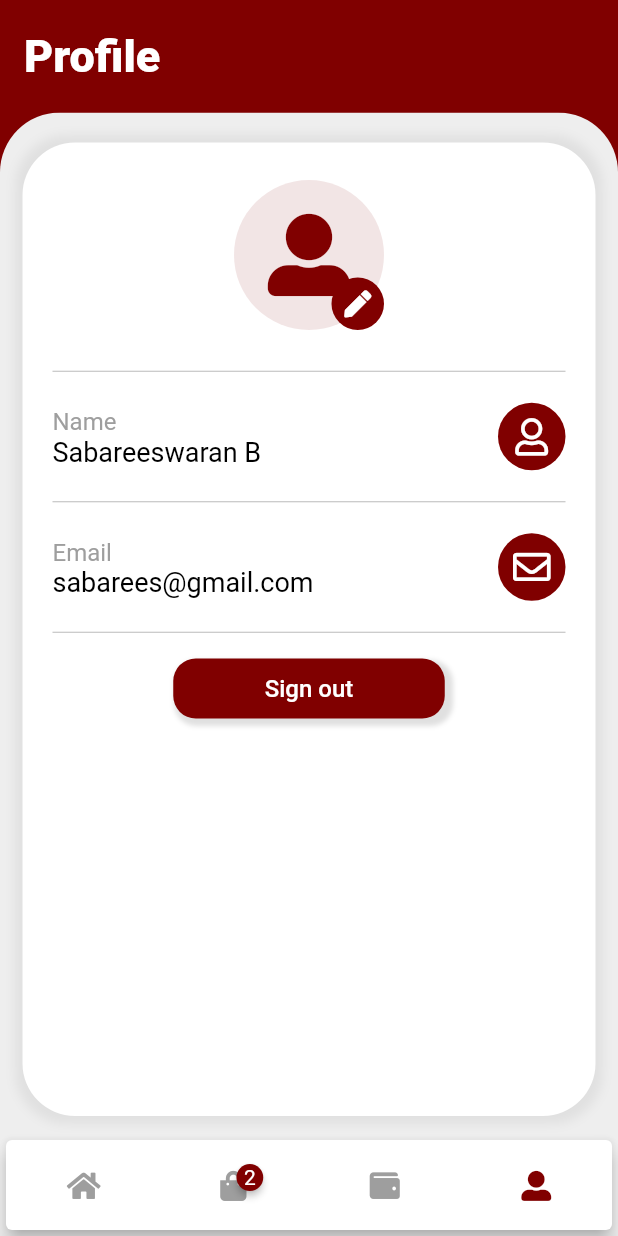
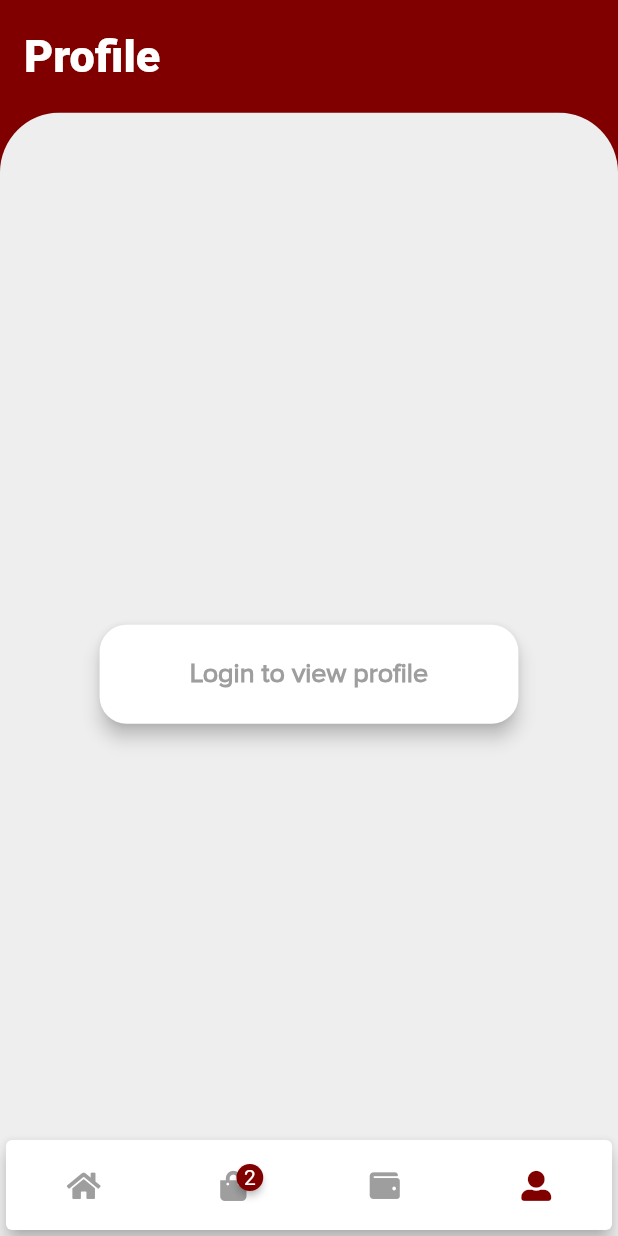
Before and after one commit to Bharath-M1/foodie, a Flutter app: the screen it shows after launch, item 4 of the bottom bar chosen, on a phone screen of 412 x 824 dp. Run offline on Flutter 3.47's test engine with Material 2 defaults, Android fonts, the phone set to English and light mode, and no system bars; drawn by our look-alikes of badges; our stand-ins replace cached_network_image, fluttertoast, font_awesome_flutter, form_field_validator, shared_preferences; network calls fail.

Commit message:
profile guest user conditions

```diff
--- a/mobile/lib/screens/Profile.dart
+++ b/mobile/lib/screens/Profile.dart
@@ -3,7 +3,11 @@ import 'dart:async';
 import 'package:cached_network_image/cached_network_image.dart';
 import 'package:flutter/material.dart';
 import 'package:font_awesome_flutter/font_awesome_flutter.dart';
+import 'package:foodie/screens/BottomNavBar.dart';
 import 'package:foodie/utils/const.dart';
+import 'package:foodie/utils/storage_manager.dart';
+
+import 'Login.dart';
 // import 'package:intl/intl.dart';
 
 class ProfileScreen extends StatefulWidget {
@@ -15,11 +19,16 @@ class ProfileScreen extends StatefulWidget {
 
 class _ProfileScreenState extends State<ProfileScreen> {
   late Future<Map<String, dynamic>> userData;
-
+  String? isLogin;
   @override
   void initState() {
+    isLogedin();
     super.initState();
     userData = getUser();
+  }
+
+  isLogedin() async {
+    isLogin = await StorageManager.readData('token');
   }
 
   Future<Map<String, dynamic>> getUser() async {
@@ -95,7 +104,47 @@ class _ProfileScreenState extends State<ProfileScreen> {
                   topLeft: Radius.circular(40),
                   topRight: Radius.circular(40),
                 ),
+                child: isLogin == null
+                    ? Center(
+                        child: ElevatedButton(
+                          style: ButtonStyle(
+                            backgroundColor: MaterialStateColor.resolveWith(
+                                (states) => solidWhite),
+                            elevation: MaterialStateProperty.resolveWith(
+                                (states) => 5.0),
+                            shape: MaterialStateProperty.all<
+                                RoundedRectangleBorder>(
+                              RoundedRectangleBorder(
+                                borderRadius: BorderRadius.circular(18.0),
+                              ),
+                            ),
+                          ),
+                          onPressed: () {
+                            Navigator.of(context).pushAndRemoveUntil(
+                              MaterialPageRoute(
+                                builder: (builder) => LoginPage(),
+                              ),
+                              (route) => false,
+                            );
+                          },
                           child: Container(
+                            alignment: Alignment.center,
+                            height: MediaQuery.of(context).size.height * 0.08,
+                            width: MediaQuery.of(context).size.width * 0.6,
+                            padding: EdgeInsets.all(10),
+                            child: Text(
+                              "Login to view profile",
+                              style: TextStyle(
+                                color: solidGrey,
+                                fontSize: 18,
+                                fontWeight: FontWeight.bold,
+                                fontFamily: "proximanova",
+                              ),
+                            ),
+                          ),
+                        ),
+                      )
+                    : Container(
                         // height: MediaQuery.of(context).size.height * 0.72,
                         width: MediaQuery.of(context).size.width,
                         margin: EdgeInsets.fromLTRB(15, 20, 15, 80),
@@ -110,7 +159,8 @@ class _ProfileScreenState extends State<ProfileScreen> {
                               )
                             ]),
                         child: SingleChildScrollView(
-                    padding: EdgeInsets.symmetric(horizontal: 20, vertical: 25),
+                          padding: EdgeInsets.symmetric(
+                              horizontal: 20, vertical: 25),
                           child: Column(
                             mainAxisAlignment: MainAxisAlignment.center,
                             crossAxisAlignment: CrossAxisAlignment.center,
@@ -133,7 +183,8 @@ class _ProfileScreenState extends State<ProfileScreen> {
                                               color: primaryColor,
                                             )
                                           : ClipRRect(
-                                        borderRadius: BorderRadius.circular(50),
+                                              borderRadius:
+                                                  BorderRadius.circular(50),
                                               child: CachedNetworkImage(
                                                 imageUrl: user['imageUrl'],
                                                 fit: BoxFit.cover,
@@ -324,7 +375,9 @@ class _ProfileScreenState extends State<ProfileScreen> {
                               SizedBox(height: 10),
                               Center(
                                 child: Container(
-                            width: (MediaQuery.of(context).size.width / 2) - 25,
+                                  width:
+                                      (MediaQuery.of(context).size.width / 2) -
+                                          25,
                                   height: 40,
                                   decoration: BoxDecoration(
                                     color: primaryColor,
@@ -340,14 +393,13 @@ class _ProfileScreenState extends State<ProfileScreen> {
                                   ),
                                   child: TextButton(
                                     onPressed: () {
-                                // UserRepository().signOut().whenComplete(
-                                //       () => Navigator.pushReplacement(
-                                //         context,
-                                //         MaterialPageRoute(
-                                //           builder: (_) => SignIn(),
-                                //         ),
-                                //       ),
-                                //     );
+                                      StorageManager.clear().then((value) =>
+                                          Navigator.of(context)
+                                              .pushAndRemoveUntil(
+                                                  MaterialPageRoute(
+                                                      builder: (builder) =>
+                                                          BottomNavBar()),
+                                                  (route) => false));
                                     },
                                     child: Text(
                                       'Sign out',
```
Lines whose indentation alone changed are shown as unchanged.
